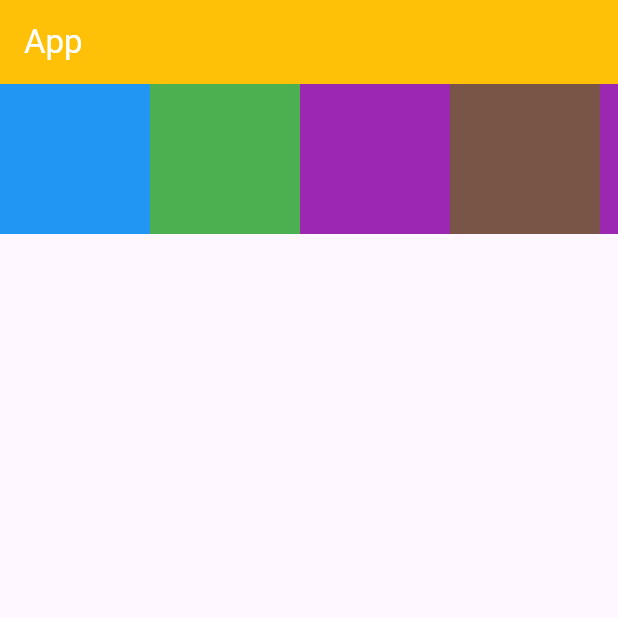
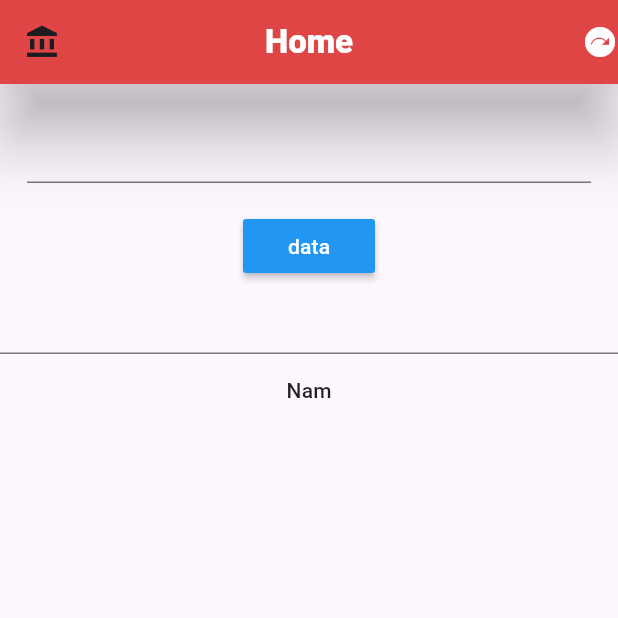
Before and after one commit to wassimrahali/E-commerce-mobile-App, a Flutter app: the screen it shows after launch, on a phone screen of 412 x 824 dp, the top half of it. Run offline on Flutter 3.47's test engine with Material 3 defaults, Android fonts, the phone set to English and light mode, and no system bars.

Commit message:
Drawer -Text field F

```diff
--- a/lib/main.dart
+++ b/lib/main.dart
@@ -4,98 +4,130 @@ void main() {
   runApp(const MyApp());
 }
 
-class MyApp extends StatelessWidget {
+
+class MyApp extends StatefulWidget {
   const MyApp({super.key});
 
-  // This widget is the root of your application.
+  @override
+  State<MyApp> createState() => _MyAppState();
+}
+
+
+class _MyAppState extends State<MyApp> {
+  GlobalKey<FormState> field = GlobalKey<FormState>();
+  GlobalKey<FormState>_field = GlobalKey<FormState>();
+  void _validator(){
+    if(field.currentState!.validate()){
+      print("form is valid");
+    }else{
+      print("form isnot valid");
+    }
+  }
+  void _verifta3nam(){
+    if(_field.currentState!.validate()){
+      print('ezab');
+    }
+  }
+
   @override
   Widget build(BuildContext context) {
     return MaterialApp(
       debugShowCheckedModeBanner: false,
       home: Scaffold(
+        drawer: Drawer(
+          backgroundColor: Colors.blue,
+          child: ListView(
+            children: [
+              ListTile(
+            title: const Text('Item 1'),
+            onTap: () {
+              // Update the state of the app.
+              // ...
+            },
+          ),
+              ListTile(
+                title: const Text('Item 1'),
+                onTap: () {
+                  // Update the state of the app.
+                  // ...
+                },
+              ),
+              ListTile(
+                title: const Text('Item 1'),
+                onTap: () {
+                  // Update the state of the app.
+                  // ...
+                },
+              ),
+
+            ],
+          ),
+        ),
         appBar: AppBar(
-              title: Text('App',
-                style: TextStyle(
-                    color: Colors.white),
+          leading: Builder(builder:(context){
+            return IconButton(
+              icon:const Icon(Icons.account_balance),onPressed: (){
+              Scaffold.of(context).openDrawer();
+            }, );
+
+          }),
+          shadowColor: Colors.grey,
+          title: Text('Home',style: TextStyle(color: Colors.white,fontWeight: FontWeight.w900,),),
+          backgroundColor: Colors.red,
+          centerTitle: true,
+          elevation: 20,
+          actions: [
+            Icon(Icons.next_plan,color: Colors.white,)
+          ],
+
         ),
-              backgroundColor: Colors.amber
-          ),
-          /*
-          body:SingleChildScrollView(
+
+
+        body: Container(
           child: Column(
             children: [
               Container(
-                  width: 100,
-                  height: 100,
+                child: Column(
+                  children: [
+                    Padding(
+                      padding: const EdgeInsets.all(18.0),
+                      child: Form(
+                          key: field,
+                          child: TextFormField(
+                            validator: (value) {
+                              if(value!.isEmpty){
+                                return 'please correct it max 8';
+                              }
+                              return null;
+                            },
+                          )
+                      ),
+                    ),
+                    MaterialButton(onPressed: _validator,
+                      textColor: Colors.white,
                       color: Colors.blue,
+                      child: Text('data'),)
+                  ],
+                ),
               ),
               Container(
-                  width: 100,
-                  height: 100,
-                  color: Colors.green,
+                child:Form(
+                  key: _field,
+                  child:TextFormField(
+                  validator: (value) {
+                    if(value!.length<7){
+                      return 'ezibb zab zebi';
+                    }
+                    return null ;
+                  },
                 ),
-                Container(
-                    width: 100,
-                    height: 100,
-                    color: Colors.purple
                 ),
-                Container(
-                    width: 100,
-                    height: 100,
-                    color: Colors.purple
               ),
-                Container(
-                  width: 100,
-                  height: 100,
-                  color: Colors.blue,
-                ),
-                Container(
-                  width: 100,
-                  height: 100,
-                  color: Colors.green,
-                ),
-                Container(
-                  width: 100,
-                  height: 100,
-                  color: Colors.red,
-                ),
+              MaterialButton(onPressed: _verifta3nam,
+              child: Text('Nam'),)
             ],
           )
-          )*/
-          body: SingleChildScrollView(
-            scrollDirection: Axis.horizontal,
-            child: Container(
-                child: Row(
-                  children: [
-                    Container(
-                      width: 100,
-                      height: 100,
-                      color: Colors.blue,
         ),
-                    Container(
-                      width: 100,
-                      height: 100,
-                      color: Colors.green,
-                    ),
-                    Container(
-                        width: 100,
-                        height: 100,
-                        color: Colors.purple
-                    ),
-                    Container(
-                        width: 100,
-                        height: 100,
-                        color: Colors.brown
-                    ),
-                    Container(
-                        width: 100,
-                        height: 100,
-                        color: Colors.purple
-                    ),
-                  ],
-                )
-          )
-          )
       ),
     );
   }
```
Also changed, not shown: 1 other file. Lines whose indentation alone changed are shown as unchanged.
